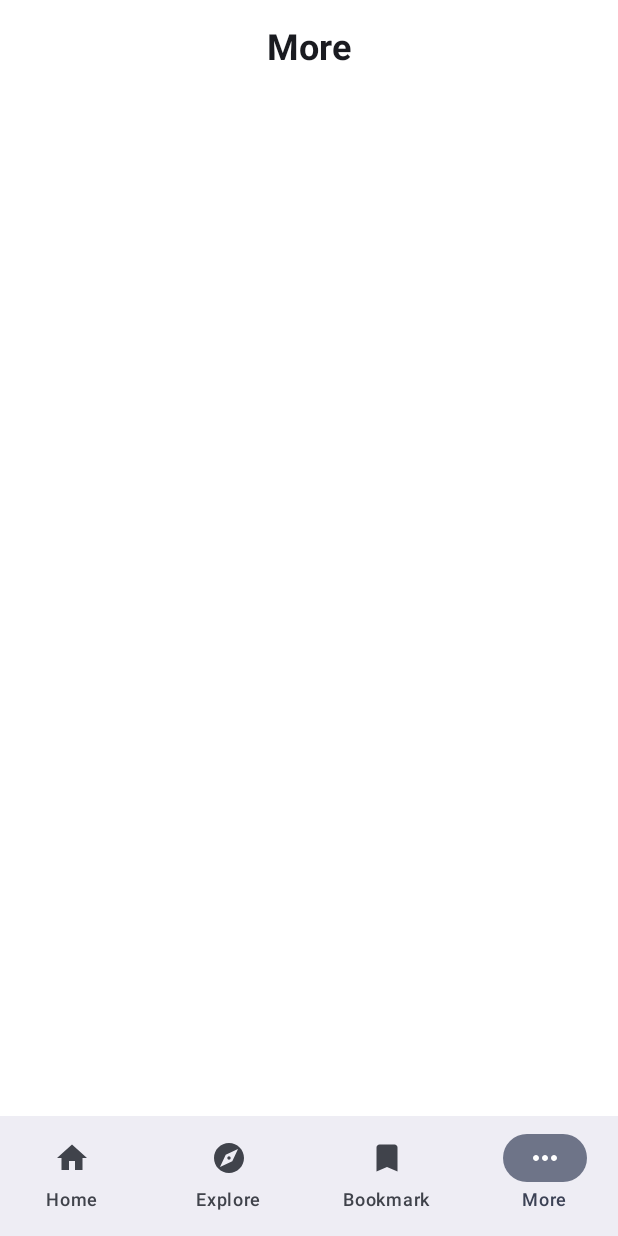
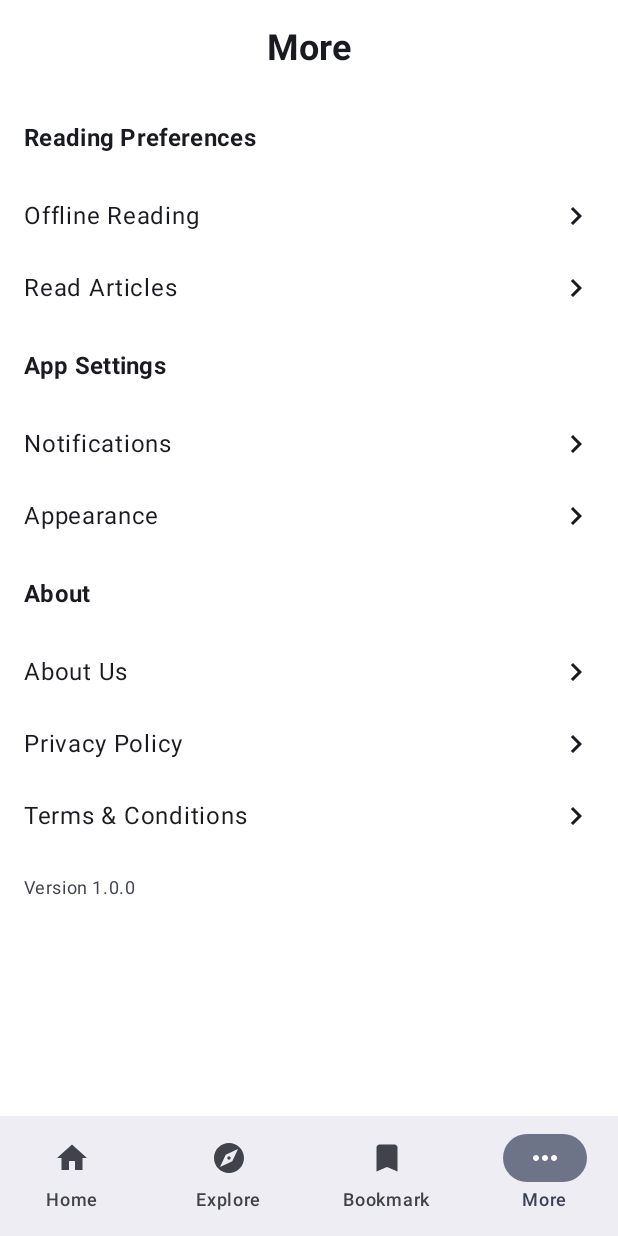
Before and after one commit to hangsopheak/news-app-demo-android, an Android app built with Jetpack Compose: the composable MainScreen shown on its own in the app's theme, item 4 of the bottom bar chosen, on a phone screen of 412 x 824 dp. Run offline under Robolectric (Android 15) with nearby library versions, the phone set to English and light mode, and no system bars; pictures from the network do not load.

Commit message:
jetpack compose extend - bookmark and more screen

```diff
--- /dev/null
+++ b/app/src/main/java/com/rupp/news_app_demo_android/ui/bookmark/presentation/BookmarkScreenContent.kt
@@ -0,0 +1,39 @@
+package com.rupp.news_app_demo_android.ui.bookmark.presentation
+
+import android.content.Context
+import android.content.Intent
+import androidx.compose.foundation.layout.Arrangement
+import androidx.compose.foundation.layout.padding
+import androidx.compose.foundation.lazy.LazyColumn
+import androidx.compose.runtime.Composable
+import androidx.compose.ui.Modifier
+import androidx.compose.ui.platform.LocalContext
+import androidx.compose.ui.unit.dp
+import com.rupp.news_app_demo_android.ArticleDetailActivity
+import com.rupp.news_app_demo_android.data.ArticleData
+import com.rupp.news_app_demo_android.model.Article
+import com.rupp.news_app_demo_android.ui.explore.presentation.ArticleCardVertical
+
+@Composable
+fun BookMarkScreenContent(modifier: Modifier = Modifier) {
+    val context = LocalContext.current
+    LazyColumn(
+        modifier = modifier.padding(horizontal = 10.dp),
+        verticalArrangement = Arrangement.spacedBy(16.dp)
+    ) {
+
+        val bookMarkedArticles = ArticleData.allArticles.filter { it.isBookMarked }
+        items(bookMarkedArticles.size) { index ->
+            ArticleCardVertical(article = bookMarkedArticles[index], showBookMark = false, onClick = {
+                onClickArticle(context, bookMarkedArticles[index])
+            })
+        }
+    }
+
+}
+
+fun onClickArticle(context: Context,  article: Article) {
+    val intent = Intent(context, ArticleDetailActivity::class.java)
+    intent.putExtra("article_id", article.id)
+    context.startActivity(intent)
+}
--- a/app/src/main/java/com/rupp/news_app_demo_android/ui/main/MainScreen.kt
+++ b/app/src/main/java/com/rupp/news_app_demo_android/ui/main/MainScreen.kt
@@ -27,8 +27,10 @@ import androidx.compose.runtime.saveable.rememberSaveable
 import androidx.compose.runtime.setValue
 import androidx.compose.ui.Modifier
 import androidx.compose.ui.input.nestedscroll.nestedScroll
+import com.rupp.news_app_demo_android.ui.bookmark.presentation.BookMarkScreenContent
 import com.rupp.news_app_demo_android.ui.explore.presentation.ExploreScreenContent
 import com.rupp.news_app_demo_android.ui.home.HomeScreenContent
+import com.rupp.news_app_demo_android.ui.more.presentation.MoreScreenContent
 
 @OptIn(ExperimentalMaterial3Api::class)
 @Composable
@@ -79,8 +81,8 @@ fun MainScreen() {
             when (selectedItem) {
                 0 -> HomeScreenContent()
                 1 -> ExploreScreenContent()
-//                2 -> BookMarkScreenContent()
-//                3 -> MoreScreenContent()
+                2 -> BookMarkScreenContent()
+                3 -> MoreScreenContent()
             }
         }
     }
--- /dev/null
+++ b/app/src/main/java/com/rupp/news_app_demo_android/ui/more/presentation/MoreScreenContent.kt
@@ -0,0 +1,106 @@
+package com.rupp.news_app_demo_android.ui.more.presentation
+
+import androidx.compose.foundation.clickable
+import androidx.compose.foundation.layout.Row
+import androidx.compose.foundation.layout.fillMaxSize
+import androidx.compose.foundation.layout.fillMaxWidth
+import androidx.compose.foundation.layout.padding
+import androidx.compose.foundation.lazy.LazyColumn
+import androidx.compose.material.icons.Icons
+import androidx.compose.material.icons.automirrored.filled.KeyboardArrowRight
+import androidx.compose.material3.Icon
+import androidx.compose.material3.MaterialTheme
+import androidx.compose.material3.Text
+import androidx.compose.runtime.Composable
+import androidx.compose.ui.Alignment
+import androidx.compose.ui.Modifier
+import androidx.compose.ui.text.font.FontWeight
+import androidx.compose.ui.unit.dp
+
+@Composable
+fun MoreScreenContent(
+    onOfflineReadingClick: () -> Unit = {},
+    onReadArticlesClick: () -> Unit = {},
+    onNotificationsClick: () -> Unit= {},
+    onAppearanceClick: () -> Unit= {},
+    onAboutUsClick: () -> Unit= {},
+    onPrivacyClick: () -> Unit= {},
+    onTermsClick: () -> Unit= {}
+) {
+    LazyColumn(
+        modifier = Modifier.fillMaxSize()
+    ) {
+        // Section: Reading Preferences
+        item {
+            PreferenceSectionTitle("Reading Preferences")
+            PreferenceItem("Offline Reading", onClick = onOfflineReadingClick)
+            PreferenceItem("Read Articles", onClick = onReadArticlesClick)
+        }
+
+        // Section: App Settings
+        item {
+            PreferenceSectionTitle("App Settings")
+            PreferenceItem("Notifications", onClick = onNotificationsClick)
+            PreferenceItem("Appearance", onClick = onAppearanceClick)
+        }
+
+        // Section: About
+        item {
+            PreferenceSectionTitle("About")
+            PreferenceItem("About Us", onClick = onAboutUsClick)
+            PreferenceItem("Privacy Policy", onClick = onPrivacyClick)
+            PreferenceItem("Terms & Conditions", onClick = onTermsClick)
+            AppVersionItem("Version 1.0.0")
+        }
+    }
+}
+
+@Composable
+fun PreferenceSectionTitle(title: String) {
+    Text(
+        text = title,
+        style = MaterialTheme.typography.titleMedium,
+        fontWeight = FontWeight.Bold,
+        modifier = Modifier.padding(16.dp)
+    )
+}
+
+@Composable
+fun PreferenceItem(
+    title: String,
+    onClick: () -> Unit
+) {
+    Row(
+        modifier = Modifier
+            .fillMaxWidth()
+            .clickable(onClick = onClick)
+            .padding(horizontal = 16.dp, vertical = 12.dp),
+        verticalAlignment = Alignment.CenterVertically
+    ) {
+        Text(
+            text = title,
+            style = MaterialTheme.typography.bodyLarge,
+            modifier = Modifier.weight(1f)
+        )
+        Icon(
+            imageVector = Icons.AutoMirrored.Filled.KeyboardArrowRight,
+            contentDescription = null
+        )
+    }
+}
+
+@Composable
+fun AppVersionItem(version: String) {
+    Row(
+        modifier = Modifier
+            .fillMaxWidth()
+            .padding(16.dp),
+        verticalAlignment = Alignment.CenterVertically
+    ) {
+        Text(
+            text = version,
+            style = MaterialTheme.typography.bodySmall,
+            color = MaterialTheme.colorScheme.onSurfaceVariant,
+        )
+    }
+}
```
